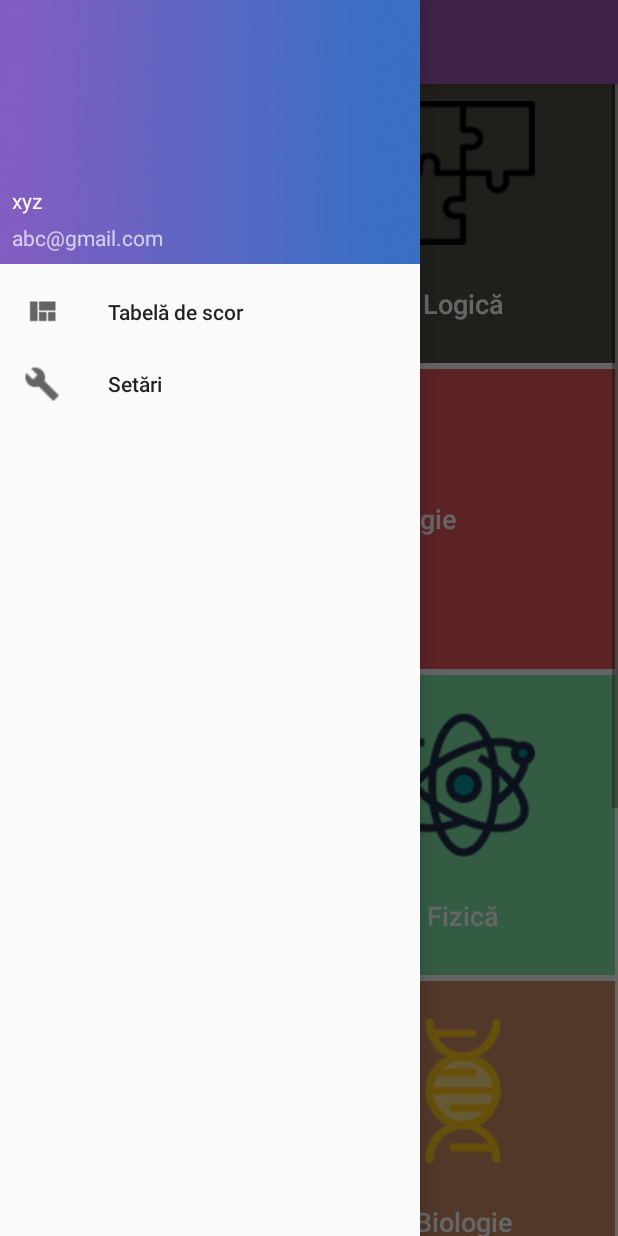
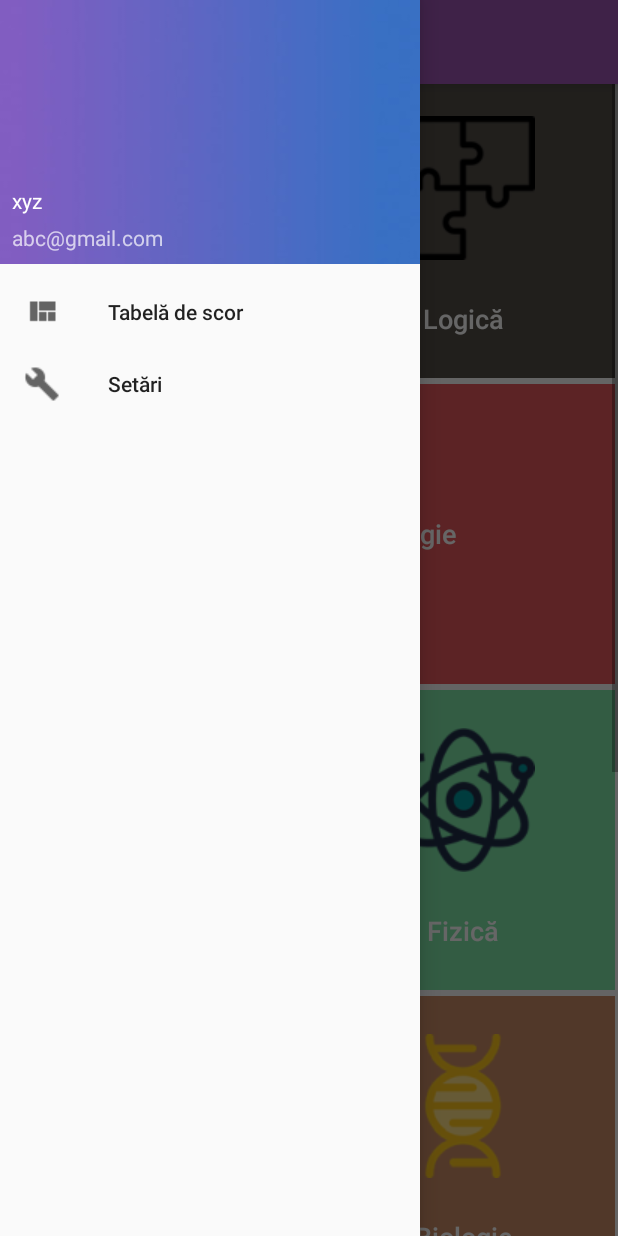
Before and after one commit to SimonaMihaiM/Liceum, an Android app: the Navigation screen opened directly, with no data from a screen before it, with the side drawer open, on a phone screen of 412 x 824 dp. Run offline under Robolectric (Android 15) with nearby library versions, the phone set to English and light mode, and no system bars.

Commit message:
Fix trimmed bottom in scroll view

```diff
--- a/app/src/main/res/layout/navigation_content.xml
+++ b/app/src/main/res/layout/navigation_content.xml
@@ -10,7 +10,7 @@
     <LinearLayout
         android:layout_width="match_parent"
         android:layout_height="wrap_content"
-        android:layout_marginTop="40dp"
+        android:layout_marginTop="50dp"
         android:orientation="vertical">
 
         <LinearLayout
@@ -208,5 +208,9 @@
                 android:textSize="18sp" />
         </LinearLayout>
 
+        <Space
+            android:layout_width="match_parent"
+            android:layout_height="50dp" />
+
     </LinearLayout>
 </ScrollView>
```
